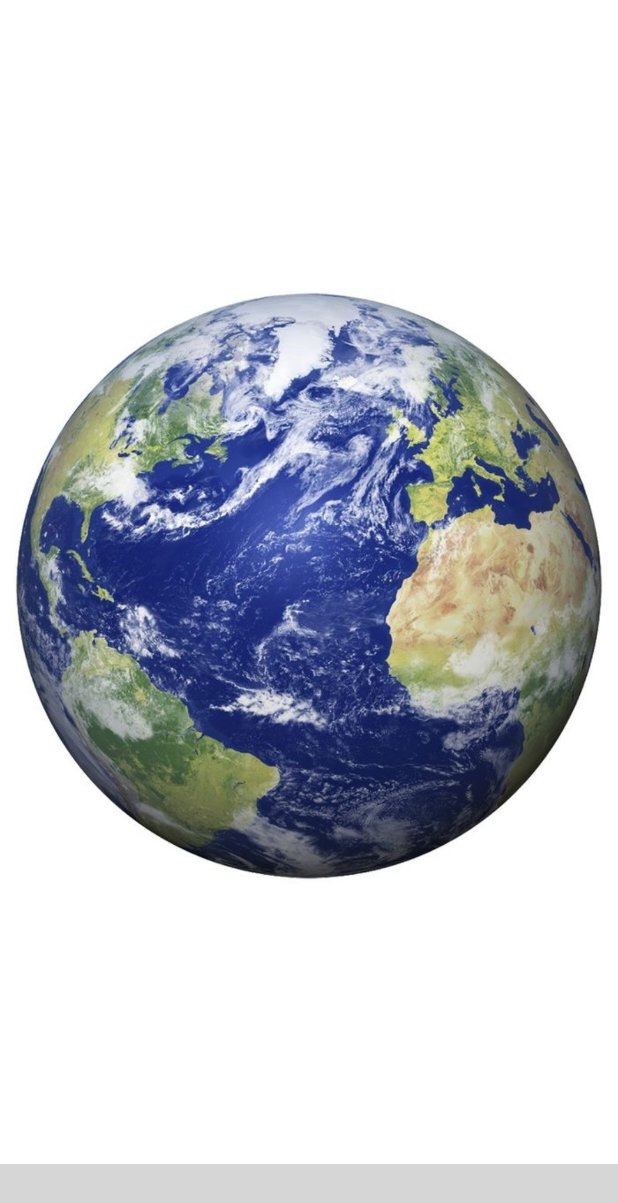
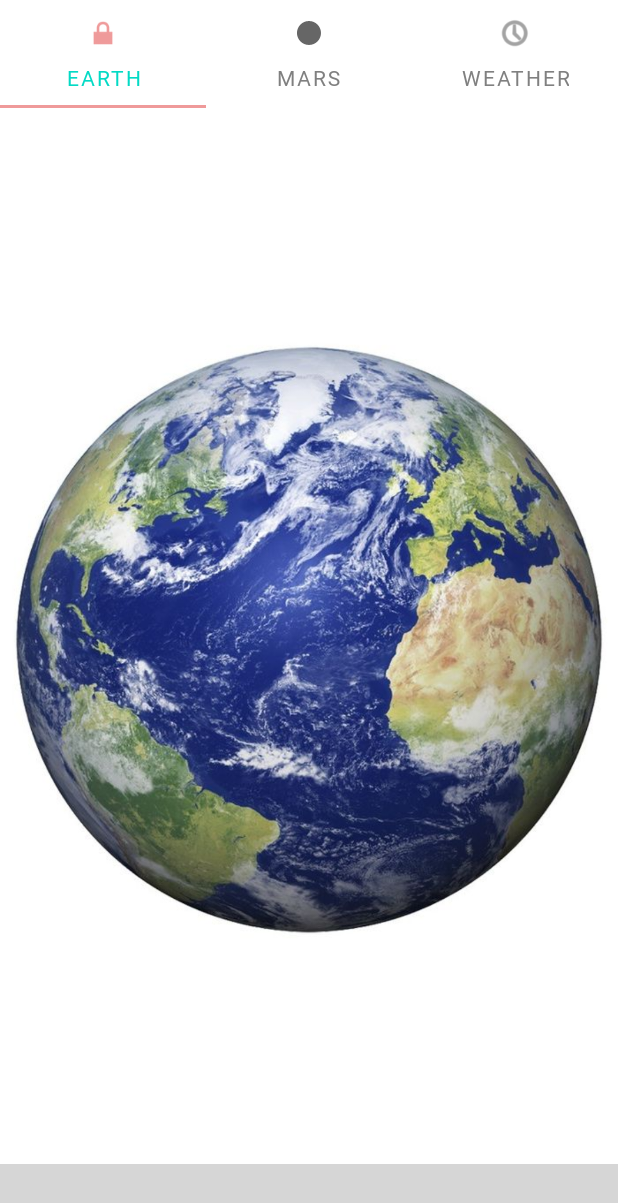
Before and after one commit to VladJT/GBMaterialApp, an Android app: the screen it shows after launch (ViewPagerActivity), after a tap on "favourite", on a phone screen of 412 x 824 dp. Shown: the top 1203 px of the screen. Run offline under Robolectric (Android 15) with nearby library versions, the phone set to English and light mode, and no system bars; libraries missing offline, so code that uses them is left out: me.relex.circleindicator; plain views replace CircleIndicator; pictures from the network do not load; 1 statement that could not run was skipped; 3 other taps on this screen came first; grey boxes are pictures that could not be loaded.

Commit message:
add tab colors

```diff
--- a/app/src/main/java/jt/projects/gbmaterialapp/ui/viewpager/ViewPagerActivity.kt
+++ b/app/src/main/java/jt/projects/gbmaterialapp/ui/viewpager/ViewPagerActivity.kt
@@ -2,10 +2,15 @@ package jt.projects.gbmaterialapp.ui.viewpager
 
 import android.R
 import android.os.Bundle
+import android.view.LayoutInflater
 import androidx.appcompat.app.AppCompatActivity
+import androidx.appcompat.widget.AppCompatTextView
 import androidx.viewpager.widget.ViewPager
 import androidx.viewpager2.widget.ViewPager2
 import jt.projects.gbmaterialapp.databinding.ActivityViewPagerBinding
+import jt.projects.gbmaterialapp.util.EARTH_FRAGMENT
+import jt.projects.gbmaterialapp.util.MARS_FRAGMENT
+import jt.projects.gbmaterialapp.util.WEATHER_FRAGMENT
 import jt.projects.gbmaterialapp.viewmodel.ViewPagerAdapter
 import me.relex.circleindicator.CircleIndicator
 
@@ -25,6 +30,19 @@ class ViewPagerActivity : AppCompatActivity() {
             it.adapter = ViewPagerAdapter(supportFragmentManager)
         }
         binding.indicator.setViewPager(binding.viewPager)
+        binding.tabLayout.setupWithViewPager(binding.viewPager)
+        binding.tabLayout.getTabAt(EARTH_FRAGMENT)?.setIcon(android.R.drawable.ic_lock_lock)
+        binding.tabLayout.getTabAt(MARS_FRAGMENT)?.setIcon(android.R.drawable.ic_notification_overlay)
+        binding.tabLayout.getTabAt(WEATHER_FRAGMENT)?.setIcon(android.R.drawable.ic_menu_recent_history)
+
+        setCustomTabs()
+    }
+
+
+    private fun setCustomTabs() {
+//        val layoutInflater = LayoutInflater.from(this)
+//        binding.tabLayout.getTabAt(EARTH_FRAGMENT)?.customView =
+//            layoutInflater.inflate(, null)
     }
 
 }
--- a/app/src/main/java/jt/projects/gbmaterialapp/util/Const.kt
+++ b/app/src/main/java/jt/projects/gbmaterialapp/util/Const.kt
@@ -10,3 +10,7 @@ const val NASA_BASE_URL = "https://api.nasa.gov/"
 
 // isDebug
 val DEBUG_MODE = BuildConfig.DEBUG
+
+const val EARTH_FRAGMENT = 0
+const val MARS_FRAGMENT = 1
+const val WEATHER_FRAGMENT = 2
--- a/app/src/main/java/jt/projects/gbmaterialapp/viewmodel/ViewPagerAdapter.kt
+++ b/app/src/main/java/jt/projects/gbmaterialapp/viewmodel/ViewPagerAdapter.kt
@@ -6,6 +6,7 @@ import androidx.fragment.app.FragmentStatePagerAdapter
 import jt.projects.gbmaterialapp.ui.viewpager.EarthFragment
 import jt.projects.gbmaterialapp.ui.viewpager.MarsFragment
 import jt.projects.gbmaterialapp.ui.viewpager.WeatherFragment
+import jt.projects.gbmaterialapp.util.*
 
 //Адаптер наследуется от класса FragmentStatePagerAdapter. На самом деле есть два вида адаптеров
 //для ViewPager: FragmentStatePagerAdapter и FragmentPagerAdapter. Основная разница между ними:
@@ -38,10 +39,14 @@ class ViewPagerAdapter(fragmentManager: FragmentManager) :
         }
     }
 
-    companion object {
-        private const val EARTH_FRAGMENT = 0
-        private const val MARS_FRAGMENT = 1
-        private const val WEATHER_FRAGMENT = 2
+    //
+    override fun getPageTitle(position: Int): CharSequence? {
+        return when (position) {
+            EARTH_FRAGMENT -> "Earth"
+            MARS_FRAGMENT -> "Mars"
+            WEATHER_FRAGMENT -> "Weather"
+            else -> "Earth"
+        }
     }
 
 }
--- /dev/null
+++ b/app/src/main/res/drawable/tab_color_selector.xml
@@ -0,0 +1,5 @@
+<?xml version="1.0" encoding="utf-8"?>
+<selector xmlns:android="http://schemas.android.com/apk/res/android">
+    <item android:drawable="@color/colorAccent" android:state_selected="true"/>
+    <item android:drawable="@color/gray"/>
+</selector>
--- a/app/src/main/res/layout/activity_view_pager.xml
+++ b/app/src/main/res/layout/activity_view_pager.xml
@@ -8,21 +8,38 @@
         android:id="@+id/view_pager"
         android:layout_width="match_parent"
         android:layout_height="0dp"
+        android:layout_weight="1"
+
         app:layout_constraintBottom_toTopOf="@+id/indicator"
         app:layout_constraintEnd_toEndOf="parent"
         app:layout_constraintStart_toStartOf="parent"
-        app:layout_constraintTop_toTopOf="parent" />
+        app:layout_constraintTop_toTopOf="parent">
+
+        <!--Самый простой способ добавить вкладки — это вписать TabLayout
+        (по аналогии с PagerTabStrip) во ViewPager-->
+        <com.google.android.material.tabs.TabLayout
+            android:id="@+id/tab_layout"
+            app:tabSelectedTextColor="@color/colorAccent"
+            app:tabTextColor="@color/gray"
+            android:layout_width="match_parent"
+            android:layout_height="wrap_content"
+            app:tabGravity="fill" />
+
+    </androidx.viewpager.widget.ViewPager>
+
+
+    />
 
     <me.relex.circleindicator.CircleIndicator
         android:id="@+id/indicator"
-        android:background="#A69D9D"
         android:layout_width="match_parent"
         android:layout_height="48dp"
+        android:layout_gravity="center_horizontal|bottom"
+        android:background="#A69D9D"
+        app:ci_gravity="center"
         app:ci_height="5dp"
+        app:ci_orientation="horizontal"
         app:ci_width="5dp"
-        app:ci_gravity="center"
-        app:ci_orientation="horizontal"
-        android:layout_gravity="center_horizontal|bottom"
         app:layout_constraintBottom_toBottomOf="parent"
         app:layout_constraintStart_toStartOf="parent" />
 
--- a/app/src/main/res/values/themes.xml
+++ b/app/src/main/res/values/themes.xml
@@ -12,6 +12,8 @@
         <!-- Status bar color. -->
         <item name="android:statusBarColor" tools:targetApi="l">?attr/colorPrimaryVariant</item>
         <item name="fontFamily">sans-serif</item>
+        <item name="textColorConnected">@color/colorAccent</item>
+        <item name="textColorDisconnected">@color/gray</item>
     </style>
 
     <!-- Атрибуты цвета представлены множеством настроек, многие из которые перекочевали из Appcompat:
```
Also changed, not shown: app/src/main/res/layout/activity_view_pager_custom_tab_earth.xml (added, +19 -0 lines).
